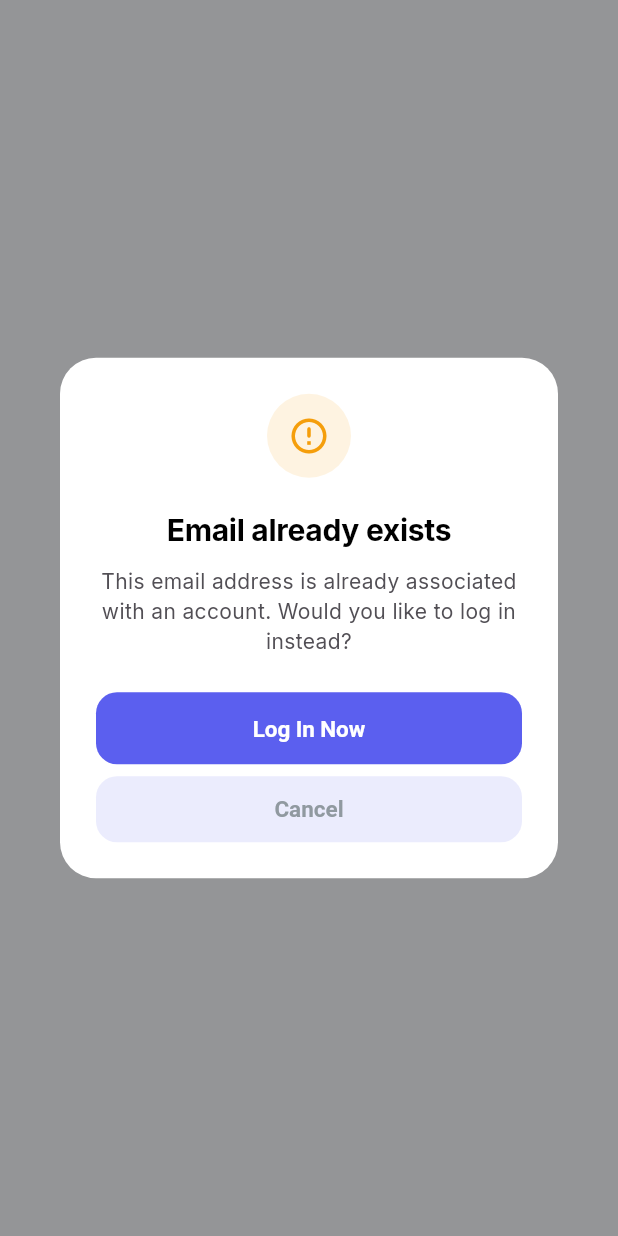
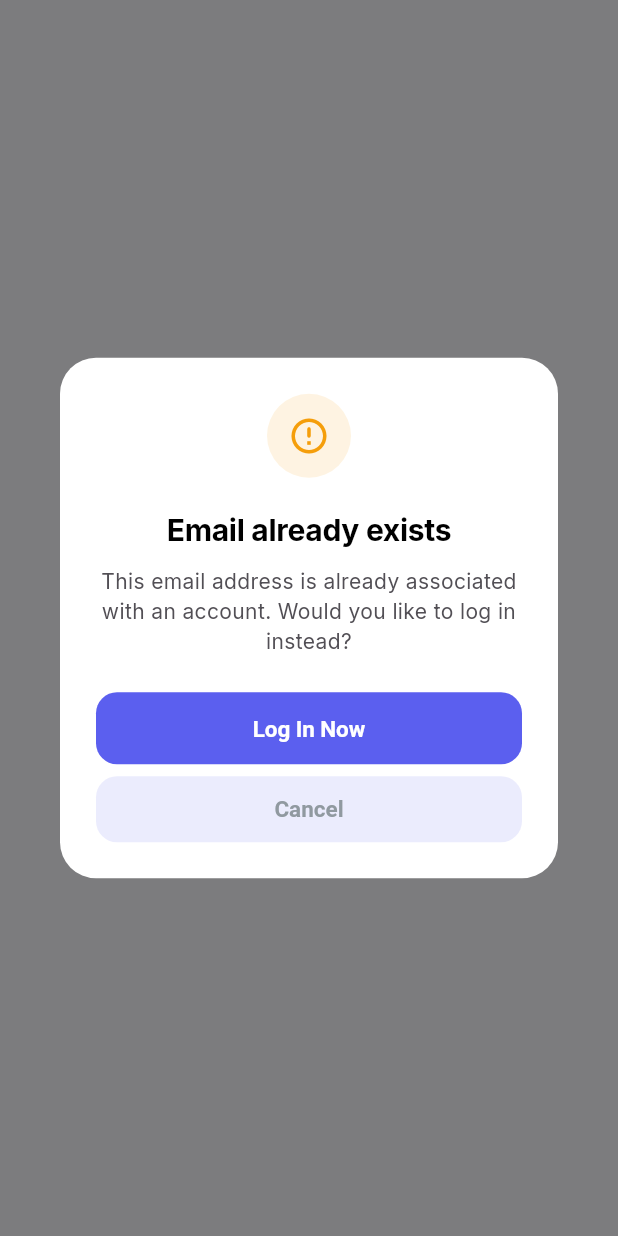
Before and after one commit to dgwhan/spendio-expense-tracker, a Flutter app: what emailExists() shows on an empty page, opened directly, on a phone screen of 412 x 824 dp. Run offline on Flutter 3.47's test engine with Material 3 defaults, Android fonts, the phone set to English and light mode, and no system bars; our stand-ins replace firebase_core, google_fonts, sqflite, sqflite_common_ffi, sqflite_common_ffi_web; accounts and stored records are empty.

Commit message:
style(app): update theme and project configuration

```diff
--- a/lib/core/dialogs/app_dialogs.dart
+++ b/lib/core/dialogs/app_dialogs.dart
@@ -8,7 +8,7 @@ class AppDialogs {
     return showDialog(
       context: context,
       barrierDismissible: true,
-      barrierColor: Colors.black.withOpacity(0.4),
+      barrierColor: Colors.black.withValues(alpha: 0.5),
       builder: (_) {
         return Dialog(
           backgroundColor: Colors.white,
@@ -24,7 +24,7 @@ class AppDialogs {
                 Container(
                   padding: const EdgeInsets.all(14),
                   decoration: BoxDecoration(
-                    color: AppColors.warning.withOpacity(0.12),
+                    color: AppColors.warning.withValues(alpha: 0.12),
                     shape: BoxShape.circle,
                   ),
                   child: const Icon(
--- a/lib/core/theme/light_theme.dart
+++ b/lib/core/theme/light_theme.dart
@@ -110,7 +110,7 @@ class LightTheme {
     textButtonTheme: TextButtonThemeData(
       style: TextButton.styleFrom(
         foregroundColor: AppColors.primary,
-        backgroundColor: AppColors.primary.withOpacity(0.12),
+        backgroundColor: AppColors.primary.withValues(alpha: 0.12),
         minimumSize: const Size(double.infinity, 56),
         shape: RoundedRectangleBorder(
           borderRadius: BorderRadius.circular(AppRadius.md),
```
Also changed, not shown: lib/core/constants/app_assets.dart (+19 -0 lines), lib/main.dart (+13 -55 lines), pubspec.yaml (+7 -3 lines), pubspec.lock.
